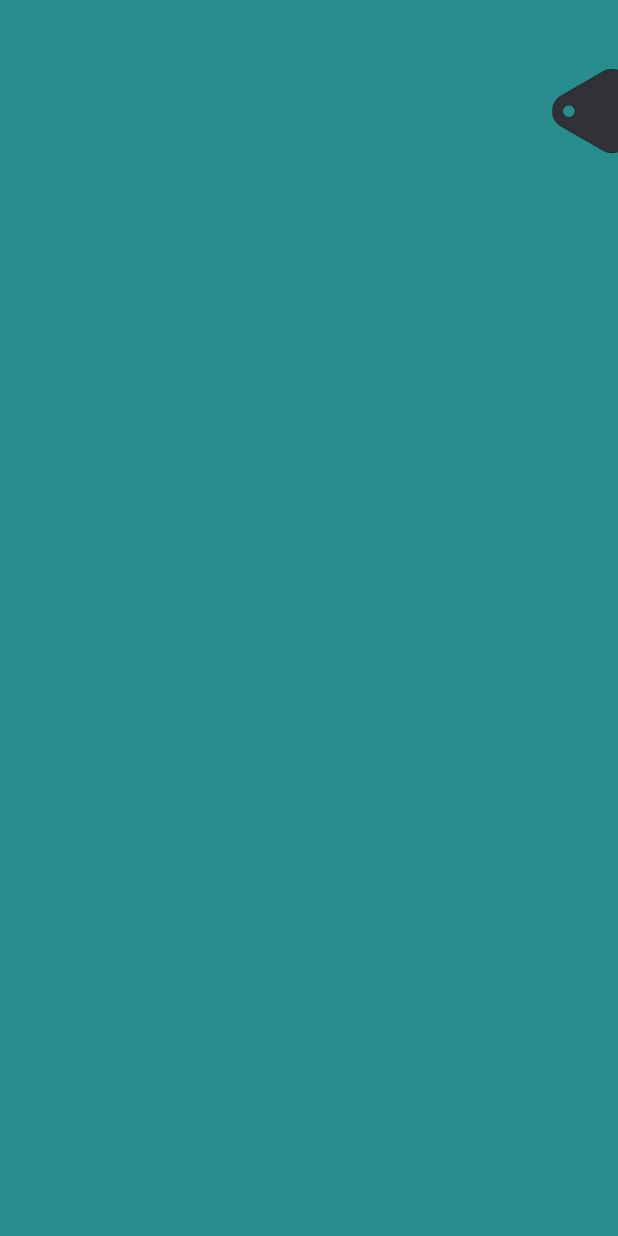
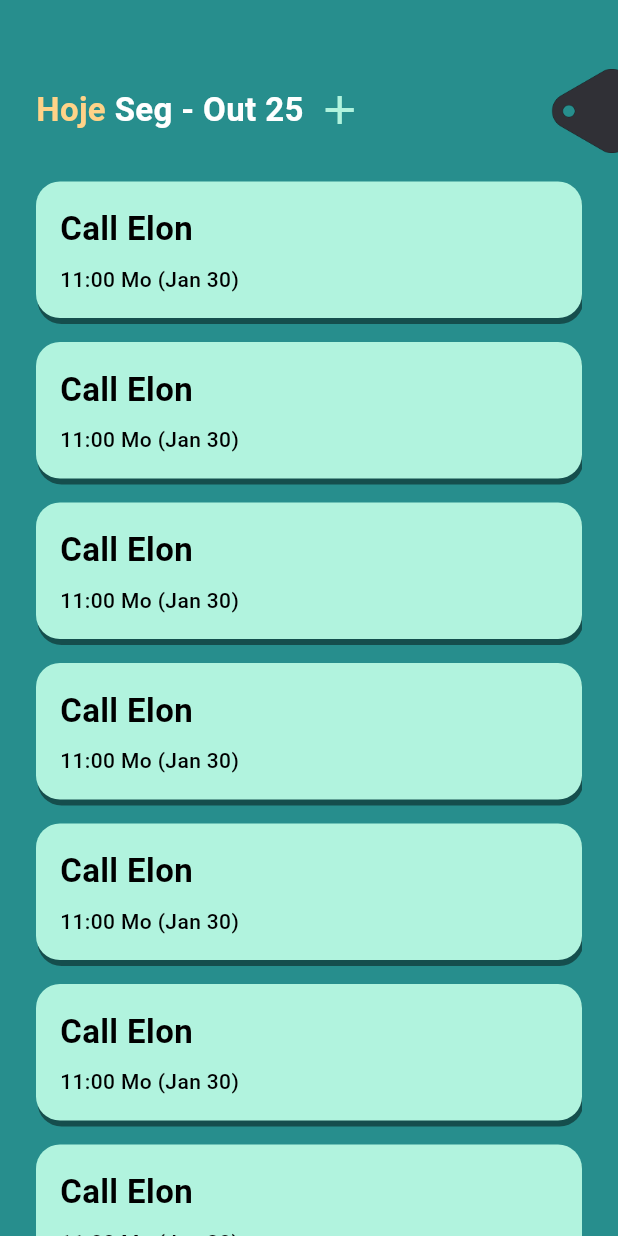
Before and after one commit to gunners-pro/todoapp, a Flutter app: the screen it shows after launch, on a phone screen of 412 x 824 dp. Run offline on Flutter 3.47's test engine with Material 3 defaults, Android fonts, the light colour scheme and no system bars.

Commit message:
style: todo_card

```diff
--- /dev/null
+++ b/lib/components/todo_card.dart
@@ -0,0 +1,41 @@
+import 'package:flutter/material.dart';
+
+class TodoCard extends StatelessWidget {
+  const TodoCard({super.key});
+
+  @override
+  Widget build(BuildContext context) {
+    return Container(
+      margin: const EdgeInsets.only(bottom: 16),
+      width: double.infinity,
+      padding: const EdgeInsets.all(16),
+      decoration: BoxDecoration(
+        borderRadius: BorderRadius.circular(16),
+        color: Theme.of(context).colorScheme.primary,
+        boxShadow: const [
+          BoxShadow(
+            offset: Offset(1, 4),
+            color: Colors.black45,
+          ),
+        ],
+      ),
+      child: const Column(
+        crossAxisAlignment: CrossAxisAlignment.start,
+        children: [
+          Text(
+            "Call Elon",
+            style: TextStyle(
+              fontSize: 22,
+              fontWeight: FontWeight.bold,
+            ),
+          ),
+          SizedBox(
+            height: 8,
+          ),
+          Text("11:00 Mo (Jan 30)",
+              style: TextStyle(fontWeight: FontWeight.w500)),
+        ],
+      ),
+    );
+  }
+}
--- a/lib/pages/home_page.dart
+++ b/lib/pages/home_page.dart
@@ -1,4 +1,5 @@
 import 'package:flutter/material.dart';
+import 'package:todoapp/components/todo_card.dart';
 
 class HomePage extends StatelessWidget {
   final PageController pageController;
@@ -33,6 +34,53 @@ class HomePage extends StatelessWidget {
               ),
             ),
           ),
+          Padding(
+            padding: const EdgeInsets.only(top: 57, left: 24, right: 24),
+            child: Column(
+              children: [
+                Row(
+                  children: [
+                    Text(
+                      "Hoje",
+                      style: TextStyle(
+                        color: Theme.of(context).colorScheme.tertiary,
+                        fontSize: 22,
+                        fontWeight: FontWeight.bold,
+                      ),
+                    ),
+                    const Text(
+                      " Seg - Out 25",
+                      style: TextStyle(
+                        color: Colors.white,
+                        fontSize: 22,
+                        fontWeight: FontWeight.bold,
+                      ),
+                    ),
+                    const SizedBox(
+                      width: 8,
+                    ),
+                    Icon(
+                      Icons.add,
+                      size: 32,
+                      color: Theme.of(context).colorScheme.primary,
+                    )
+                  ],
+                ),
+                const SizedBox(
+                  height: 24,
+                ),
+                Flexible(
+                  child: ListView.builder(
+                    padding: const EdgeInsets.only(bottom: 16, top: 8),
+                    itemCount: 10,
+                    itemBuilder: (BuildContext context, int index) {
+                      return const TodoCard();
+                    },
+                  ),
+                ),
+              ],
+            ),
+          )
         ],
       ),
     );
```
